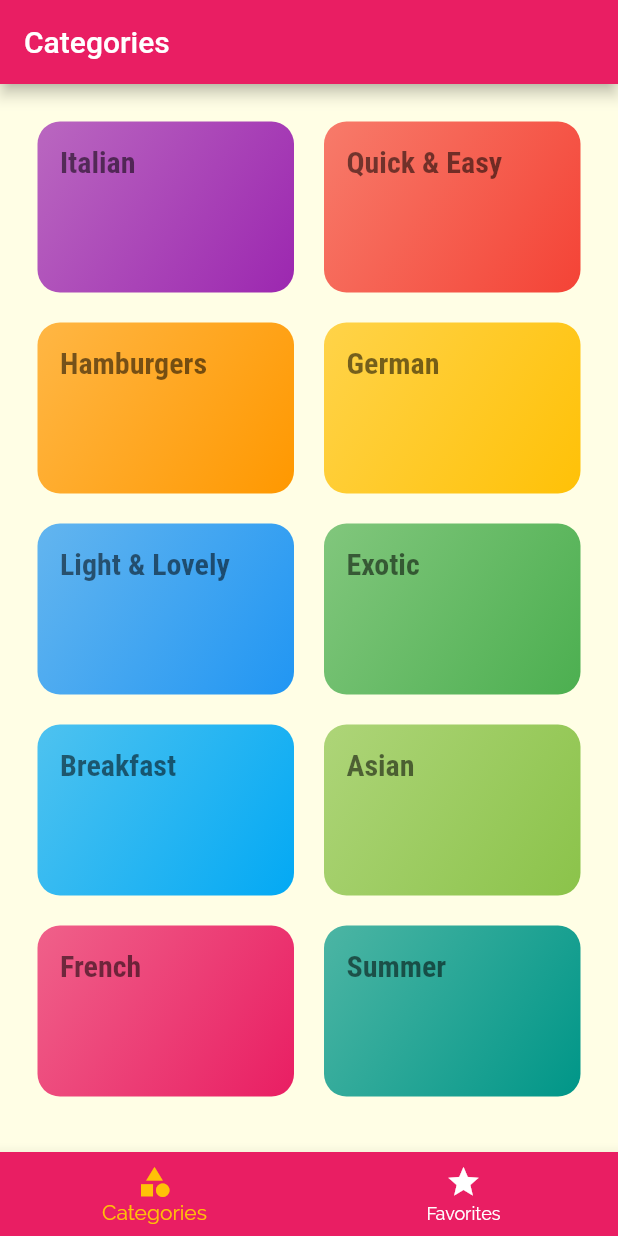
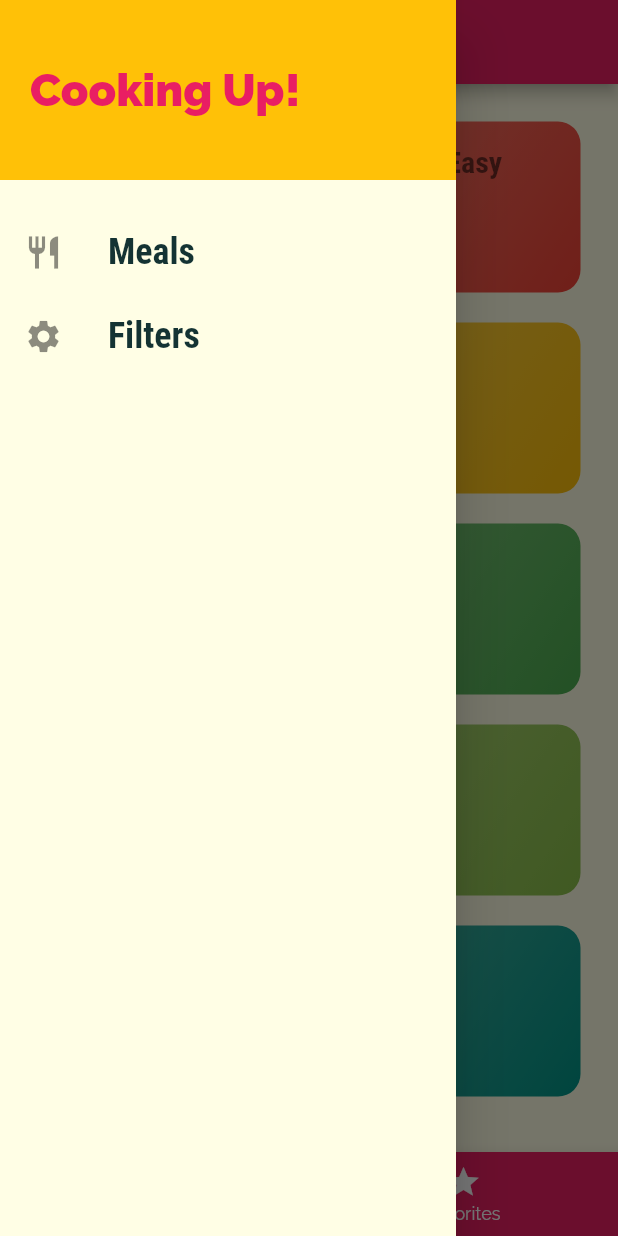
Before and after one commit to JuCuAcc/food_app, a Flutter app: the screen it shows after launch, with the side drawer open (before the commit the screen has no drawer), on a phone screen of 412 x 824 dp. Run offline on Flutter 3.47's test engine with Material 2 defaults, Android fonts, the phone set to English and light mode, and no system bars.

Commit message:
Corrected till 178

```diff
--- a/lib/main.dart
+++ b/lib/main.dart
@@ -1,6 +1,7 @@
 import 'package:flutter/material.dart';
 import 'package:food_app/screens/categories_screen.dart';
 import 'package:food_app/screens/category_meals_screen.dart';
+import 'package:food_app/screens/filters_screen.dart';
 import 'package:food_app/screens/meal_details_screen.dart';
 import 'package:food_app/screens/tabs_screen.dart';
 
@@ -42,6 +43,7 @@ class MyApp extends StatelessWidget {
         '/': (ctx) => TabsScreen(),
         CategoryMealsScreen.routeName: (ctx) => CategoryMealsScreen(),
         MealDetailScreen.routeName: (ctx) => MealDetailScreen(),
+        FiltersScreen.routeName: (ctx) => FiltersScreen(),
       },
 
       onGenerateRoute: (settings) {
@@ -49,16 +51,6 @@ class MyApp extends StatelessWidget {
           return MaterialPageRoute(builder: (ctx) => CategoriesScreen(),);
         },
 
-      /*onGenerateRoute: (settings) {
-        print(settings.arguments);
-        if(settings.name == '/meal-detail'){
-          return ...;
-        } else if (settings.name == '/something-else'){
-          return ...;
-        }
-        return MaterialPageRoute(builder: (ctx) => CategoriesScreen(),);
-      },*/
-
        onUnknownRoute: (settings) {
          return MaterialPageRoute(builder: (ctx) => CategoriesScreen(),);
        },
--- a/lib/screens/favorites_screen.dart
+++ b/lib/screens/favorites_screen.dart
@@ -1,7 +1,6 @@
 import 'package:flutter/material.dart';
 
 class FavoritesScreen extends StatelessWidget {
-  /// const FavoritesScreen({Key? key}) : super(key: key);
 
   @override
   Widget build(BuildContext context) {
--- /dev/null
+++ b/lib/screens/filters_screen.dart
@@ -0,0 +1,22 @@
+import 'package:flutter/material.dart';
+import 'package:food_app/widgets/main_drawer.dart';
+
+class FiltersScreen extends StatelessWidget {
+
+  static const routeName = '/filters';
+
+  @override
+  Widget build(BuildContext context) {
+    return Scaffold(
+      appBar: AppBar(
+        title: Text('Your Filters'),
+      ),
+      drawer: MainDrawer(),
+      body: Center(
+        child: Text(
+          'Filters!'
+        ),
+      ),
+    );
+  }
+}
--- a/lib/screens/tabs_screen.dart
+++ b/lib/screens/tabs_screen.dart
@@ -1,6 +1,7 @@
 import 'package:flutter/material.dart';
 import 'package:food_app/screens/categories_screen.dart';
 import 'package:food_app/screens/favorites_screen.dart';
+import 'package:food_app/widgets/main_drawer.dart';
 
 class TabsScreen extends StatefulWidget {
 
@@ -31,6 +32,10 @@ class _TabsScreenState extends State<TabsScreen> {
         title: Text(_pages[_selectedPageIndex]['title']),
 
       ),
+
+      // drawer: Drawer(child: Text(_pages[_selectedPageIndex]['title']),),
+
+      drawer: MainDrawer(),
       body: _pages[_selectedPageIndex]['page'],
       bottomNavigationBar: BottomNavigationBar(
         onTap: _selectPage,
--- /dev/null
+++ b/lib/widgets/main_drawer.dart
@@ -0,0 +1,62 @@
+import 'package:flutter/material.dart';
+import 'package:food_app/screens/filters_screen.dart';
+class MainDrawer extends StatelessWidget {
+
+  Widget buildListTile(String title, IconData icon, Function tapHandler){
+    return ListTile(
+      leading: Icon(
+        icon,
+        size: 26,
+      ),
+      title: Text(
+        title,
+        style: TextStyle(
+          fontFamily: 'RobotoCondensed',
+          fontSize: 24,
+          fontWeight: FontWeight.bold,
+        ),
+      ),
+      onTap: tapHandler,
+    );
+  }
+
+  @override
+  Widget build(BuildContext context) {
+    return Drawer(
+      child: Column(
+        children: [
+          Container(
+              height: 120,
+              width: double.infinity,
+              padding: EdgeInsets.all(20),
+              alignment: Alignment.centerLeft ,
+              color: Theme.of(context).accentColor,
+              child:Text(
+                 'Cooking Up!',
+                  style: TextStyle(
+                  fontWeight: FontWeight.w900,
+                  fontSize: 30,
+                  color: Theme.of(context).primaryColor,
+              ),) ,
+          ),
+
+          SizedBox(height: 20,),
+          buildListTile(
+              'Meals',
+              Icons.restaurant,
+              () {
+                Navigator.of(context).pushReplacementNamed('/');
+              },
+          ),
+          buildListTile(
+              'Filters',
+              Icons.settings,
+              () {
+                Navigator.of(context).pushReplacementNamed(FiltersScreen.routeName);
+              },
+          ),
+        ],
+      ),
+    );
+  }
+}
```
